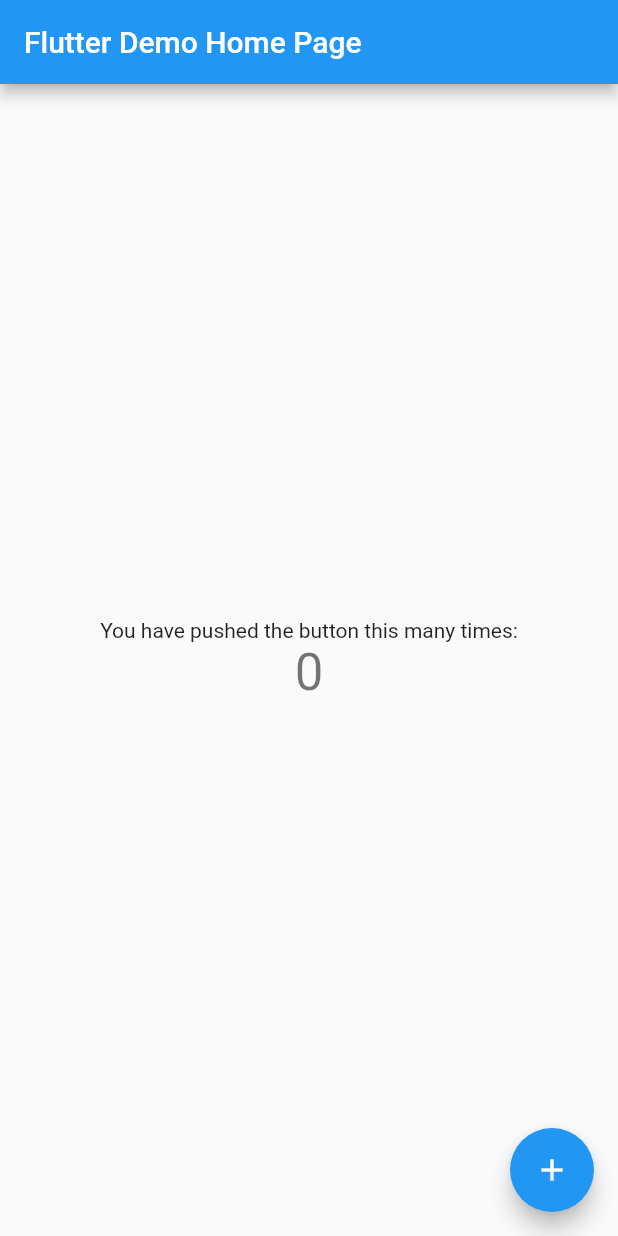
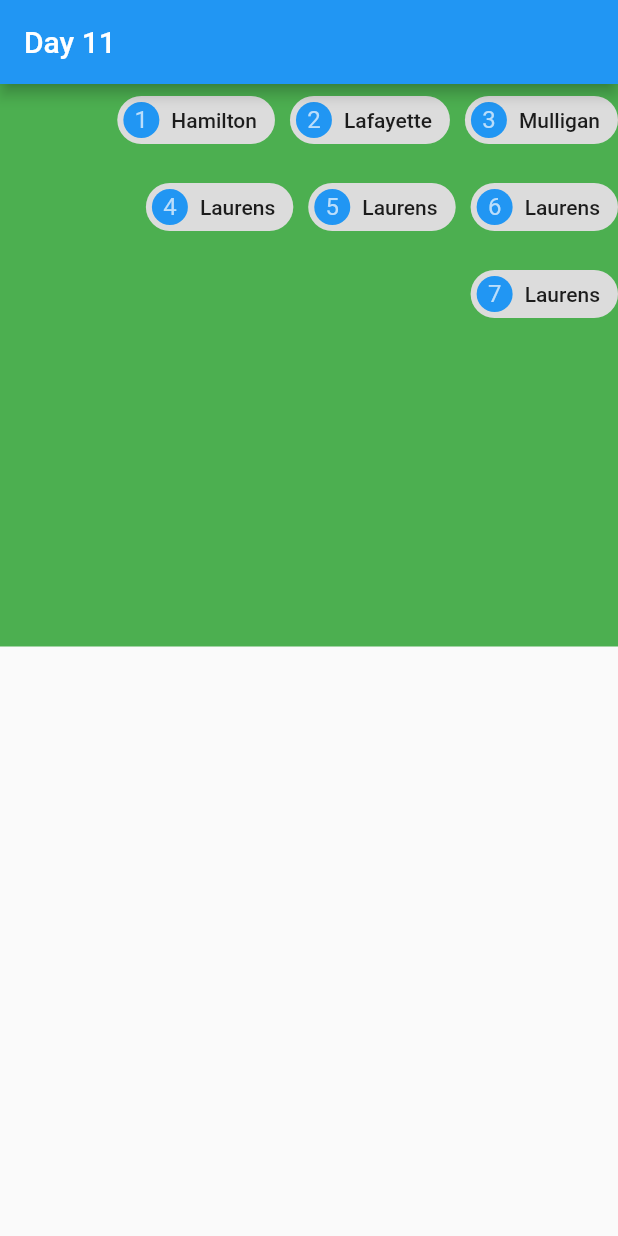
Before and after one commit to ericliao79/flutter_0011, a Flutter app: the screen it shows after launch, on a phone screen of 412 x 824 dp. Run offline on Flutter 3.47's test engine with Material 2 defaults, Android fonts, the phone set to English and light mode, and no system bars.

Commit message:
💡 feat: add Wrap

```diff
--- /dev/null
+++ b/lib/day11.dart
@@ -0,0 +1,80 @@
+import 'package:flutter/material.dart';
+
+class Day11 extends StatelessWidget {
+  const Day11({Key? key, required this.title}) : super(key: key);
+
+  final String title;
+
+  @override
+  Widget build(BuildContext context) {
+    return Scaffold(
+      appBar: AppBar(
+        title: Text('Day 11'),
+      ),
+      body: Container(
+        color: Colors.green,
+
+        width: double.maxFinite,
+        height: 375,
+        child: Wrap(
+
+          // 方向
+          // Axis.horizontal: 水平方向
+          // Axis.vertical: 垂直方向
+          direction: Axis.horizontal,
+          // 主軸排列方式, 像是 Row 或 Column 的 mainAxisAlignment
+          alignment: WrapAlignment.end,
+          // 主軸 child widget 間距
+          spacing: 10,
+
+          // 整"行"的對齊方向, 換行後算新的行
+          runAlignment: WrapAlignment.start,
+          // 整行的間距
+          runSpacing: 10,
+
+          // 縱軸設定
+          crossAxisAlignment: WrapCrossAlignment.start,
+          // 文字方向
+          textDirection: TextDirection.ltr,
+
+          // 子元素 擠出去的方向
+          // VerticalDirection.up: 上
+          // VerticalDirection.down: 下
+          verticalDirection: VerticalDirection.down,
+
+          children: const [
+            Chip(
+              avatar: CircleAvatar(backgroundColor: Colors.blue, child: Text('1')),
+              label: Text('Hamilton'),
+            ),
+            Chip(
+              avatar: CircleAvatar(backgroundColor: Colors.blue, child: Text('2')),
+              label: Text('Lafayette'),
+            ),
+            Chip(
+              avatar: CircleAvatar(backgroundColor: Colors.blue, child: Text('3')),
+              label: Text('Mulligan'),
+            ),
+            Chip(
+              avatar: CircleAvatar(backgroundColor: Colors.blue, child: Text('4')),
+              label: Text('Laurens'),
+            ),
+            Chip(
+              avatar: CircleAvatar(backgroundColor: Colors.blue, child: Text('5')),
+              label: Text('Laurens'),
+            ),
+            Chip(
+              avatar: CircleAvatar(backgroundColor: Colors.blue, child: Text('6')),
+              label: Text('Laurens'),
+            ),
+
+            Chip(
+              avatar: CircleAvatar(backgroundColor: Colors.blue, child: Text('7')),
+              label: Text('Laurens'),
+            ),
+          ],
+        ),
+      ),
+    );
+  }
+}
--- a/lib/main.dart
+++ b/lib/main.dart
@@ -1,4 +1,6 @@
 import 'package:flutter/material.dart';
+
+import 'day11.dart';
 
 void main() {
   runApp(const MyApp());
@@ -24,92 +26,7 @@ class MyApp extends StatelessWidget {
         // is not restarted.
         primarySwatch: Colors.blue,
       ),
-      home: const MyHomePage(title: 'Flutter Demo Home Page'),
+      home: const Day11(title: 'Flutter Demo Home Page'),
     );
   }
 }
-
-class MyHomePage extends StatefulWidget {
-  const MyHomePage({Key? key, required this.title}) : super(key: key);
-
-  // This widget is the home page of your application. It is stateful, meaning
-  // that it has a State object (defined below) that contains fields that affect
-  // how it looks.
-
-  // This class is the configuration for the state. It holds the values (in this
-  // case the title) provided by the parent (in this case the App widget) and
-  // used by the build method of the State. Fields in a Widget subclass are
-  // always marked "final".
-
-  final String title;
-
-  @override
-  State<MyHomePage> createState() => _MyHomePageState();
-}
-
-class _MyHomePageState extends State<MyHomePage> {
-  int _counter = 0;
-
-  void _incrementCounter() {
-    setState(() {
-      // This call to setState tells the Flutter framework that something has
-      // changed in this State, which causes it to rerun the build method below
-      // so that the display can reflect the updated values. If we changed
-      // _counter without calling setState(), then the build method would not be
-      // called again, and so nothing would appear to happen.
-      _counter++;
-    });
-  }
-
-  @override
-  Widget build(BuildContext context) {
-    // This method is rerun every time setState is called, for instance as done
-    // by the _incrementCounter method above.
-    //
-    // The Flutter framework has been optimized to make rerunning build methods
-    // fast, so that you can just rebuild anything that needs updating rather
-    // than having to individually change instances of widgets.
-    return Scaffold(
-      appBar: AppBar(
-        // Here we take the value from the MyHomePage object that was created by
-        // the App.build method, and use it to set our appbar title.
-        title: Text(widget.title),
-      ),
-      body: Center(
-        // Center is a layout widget. It takes a single child and positions it
-        // in the middle of the parent.
-        child: Column(
-          // Column is also a layout widget. It takes a list of children and
-          // arranges them vertically. By default, it sizes itself to fit its
-          // children horizontally, and tries to be as tall as its parent.
-          //
-          // Invoke "debug painting" (press "p" in the console, choose the
-          // "Toggle Debug Paint" action from the Flutter Inspector in Android
-          // Studio, or the "Toggle Debug Paint" command in Visual Studio Code)
-          // to see the wireframe for each widget.
-          //
-          // Column has various properties to control how it sizes itself and
-          // how it positions its children. Here we use mainAxisAlignment to
-          // center the children vertically; the main axis here is the vertical
-          // axis because Columns are vertical (the cross axis would be
-          // horizontal).
-          mainAxisAlignment: MainAxisAlignment.center,
-          children: <Widget>[
-            const Text(
-              'You have pushed the button this many times:',
-            ),
-            Text(
-              '$_counter',
-              style: Theme.of(context).textTheme.headline4,
-            ),
-          ],
-        ),
-      ),
-      floatingActionButton: FloatingActionButton(
-        onPressed: _incrementCounter,
-        tooltip: 'Increment',
-        child: const Icon(Icons.add),
-      ), // This trailing comma makes auto-formatting nicer for build methods.
-    );
-  }
-}
```
